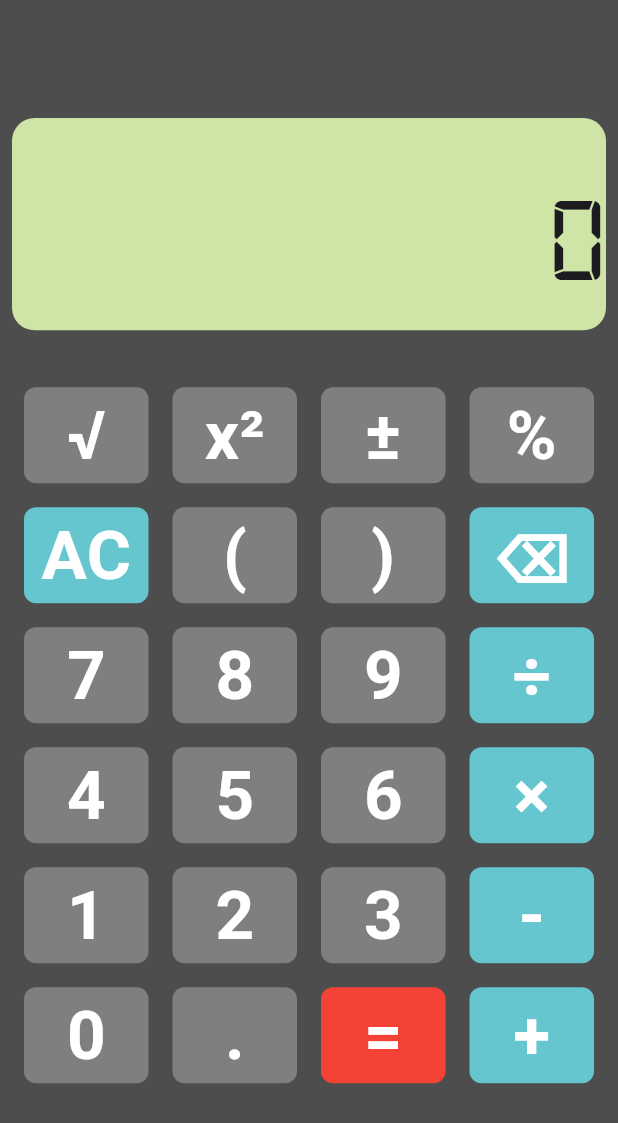
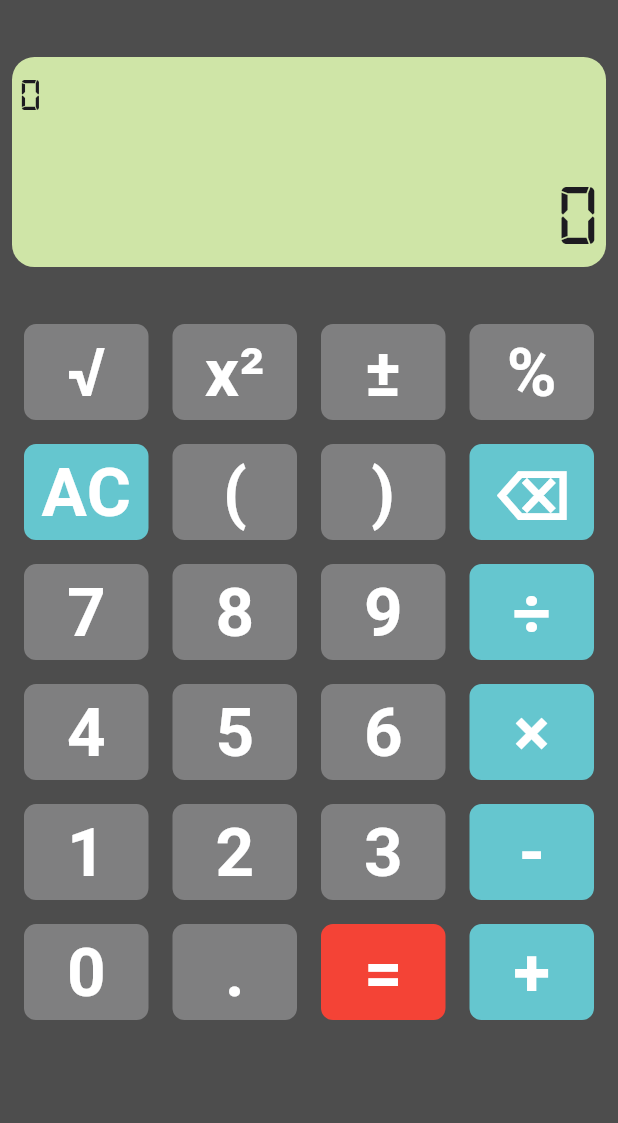
Before and after one commit to MosaadIbrahimB/calc-easy-learn, a Flutter app: the screen it shows after launch, on a phone screen of 412 x 824 dp. Shown: the top 1123 px of the screen. Run offline on Flutter 3.47's test engine with Material 3 defaults, Android fonts, the phone set to English and light mode, and no system bars; our stand-ins replace math_expressions.

Commit message:
finish add two result row operation row result

```diff
--- a/lib/model/number_screen_calc_model.dart
+++ b/lib/model/number_screen_calc_model.dart
@@ -6,26 +6,58 @@ class NumberScreenCalcModel extends StatelessWidget {
   const NumberScreenCalcModel({
     super.key,
     required this.outText,
+    required this.eqlText,
   });
 
   final String outText;
+  final String eqlText;
 
   @override
   Widget build(BuildContext context) {
     return Container(
-      alignment: Alignment.centerRight,
+height: MediaQuery.of(context).size.height*.17,
+      padding: const EdgeInsets.symmetric(horizontal: 5),
       width: double.infinity,
-      height: 110,
       decoration: BoxDecoration(
           color: const Color(0xffcfe5a7),
           borderRadius: BorderRadius.circular(15)),
-      child: FittedBox(
-        fit: BoxFit.fitWidth,
-        child: Text(
-          outText == '' ? '0' : outText,
-          style: const TextStyle(
-              fontFamily: ConstValueModel.fontFamily, fontSize: 80),
-        ),
+      child: Column(
+        children: [
+          SizedBox(
+            height: MediaQuery.of(context).size.height*(.07),
+            child: Align(
+              alignment: Alignment.topLeft,
+              child: FittedBox(
+                child: Row(
+                  children: [
+                    Text(
+                      outText == '' ? '0' : outText,
+                      style: const TextStyle(
+                          fontFamily: ConstValueModel.fontFamily, fontSize:30),
+                    ),
+                  ],
+                ),
+              ),
+            ),
+          ),
+          SizedBox(
+            height: MediaQuery.of(context).size.height*(.1),
+            child: Align(
+              alignment: Alignment.centerRight,
+              child: FittedBox(
+                child: Row(
+                  children: [
+                    Text(
+                      eqlText == '' ? '0' : eqlText,
+                      style: const TextStyle(
+                          fontFamily: ConstValueModel.fontFamily, fontSize: 60),
+                    ),
+                  ],
+                ),
+              ),
+            ),
+          ),
+        ],
       ),
     );
   }
--- a/lib/screen/home_screen.dart
+++ b/lib/screen/home_screen.dart
@@ -1,4 +1,3 @@
-import 'package:calc_esay_learn_task6/const_value.dart';
 import 'package:flutter/material.dart';
 import 'package:math_expressions/math_expressions.dart';
 
@@ -9,15 +8,13 @@ class HomeScreen extends StatefulWidget {
   @override
   State<HomeScreen> createState() => _HomeScreenState();
 }
-
-/*
-
-لسه = اليساوى و تبديل رمز العمليات وارى بعض
-
- */
 class _HomeScreenState extends State<HomeScreen> {
   String outText = '';
   String clearSign = String.fromCharCode(9003);
+  List<String> op = ["+", "-", "×", "÷", '.','='];
+  int dotStringCount = 0;
+  String eqString='';
+  String eqStringOpView='';
 
   @override
   Widget build(BuildContext context) {
@@ -28,13 +25,12 @@ class _HomeScreenState extends State<HomeScreen> {
           padding: const EdgeInsets.all(8.0),
           child: Column(
             children: [
-              const Expanded(child: SizedBox()),
-              eqString==""?
-              Expanded(flex: 2, child: NumberScreenCalcModel(outText: outText)):
-              Expanded(flex: 2, child: NumberScreenCalcModel(outText: eqString)),
+              const SizedBox(height: 30,),
+              NumberScreenCalcModel(outText: outText==""?eqStringOpView:outText,eqlText: eqString,),
+              // NumberScreenCalcModel(outText: eqString),
               const SizedBox(height: 30),
               Expanded(
-                flex: 8,
+                flex:9,
                 child: Column(
                   mainAxisSize: MainAxisSize.min,
                   children: [
@@ -55,14 +51,16 @@ class _HomeScreenState extends State<HomeScreen> {
                         Expanded(
                           child: ButtonNumberModel(
                             title: "±",
-                            onTap: () {},
+                            onTap: () {
+                              onPlusMins();
+                            },
                           ),
                         ),
                         Expanded(
                           child: ButtonNumberModel(
                             title: "%",
                             onTap: () {
-                              onTapBackSpace();
+                              onTap('%');
                             },
                           ),
                         ),
@@ -265,14 +263,11 @@ class _HomeScreenState extends State<HomeScreen> {
     );
   }
 
-  List<String> op = ["+", "-", "×", "÷", '.','='];
-  int dotStringCount = 0;
-  String eqString='';
+
   onTap(String value) {
 
     eqString="";
     print("eqString $eqString");
-    // print("outTextxxxx Start $outText");
     for (int i = 0; i < op.length; i++) {
       if (outText.isEmpty && value == op[i]) {
         return;
@@ -320,10 +315,21 @@ class _HomeScreenState extends State<HomeScreen> {
      double eval = exp.evaluate(EvaluationType.REAL, ContextModel());
      print(" eval $eval");
      eqString=eval.toString();
+     eqStringOpView=outText;
      outText="";
+
+     print("eqStringOpView $eqStringOpView");
      setState(() {
      });
    }
+  }
+  onPlusMins(){
+    if(outText.isNotEmpty){
+outText="-$outText";
+      setState(() {
+
+      });
+    }
   }
   onDot(String value) {
   String text='';
@@ -333,7 +339,8 @@ class _HomeScreenState extends State<HomeScreen> {
   }else{
     return;
   }
-outText=text;
+  outText=text;
+
   dotStringCount++;
   setState(() { });
   }
@@ -351,6 +358,7 @@ outText=text;
   onTapAC() {
     outText = '';
     eqString="";
+    eqStringOpView="";
     dotStringCount=0;
     setState(() {});
   }
```
